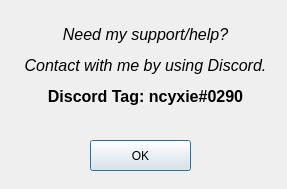
The window that discorddialog.ui (ncyxie/Notepad-DOT-Qt) describes before a commit, drawn with Qt 5.
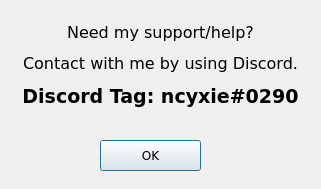
The same window after the commit.

Commit message: Modified About and Discord dialogs

What changed in the file:
```diff
--- a/discorddialog.ui
+++ b/discorddialog.ui
@@ -6,7 +6,7 @@
    <rect>
     <x>0</x>
     <y>0</y>
-    <width>287</width>
+    <width>321</width>
     <height>189</height>
    </rect>
   </property>
@@ -18,23 +18,33 @@
     <rect>
      <x>20</x>
      <y>0</y>
-     <width>251</width>
+     <width>281</width>
      <height>131</height>
     </rect>
    </property>
+   <property name="font">
+    <font>
+     <family>Verdana</family>
+    </font>
+   </property>
    <property name="text">
-    <string>&lt;html&gt;&lt;head/&gt;&lt;body&gt;&lt;p align=&quot;center&quot;&gt;&lt;span style=&quot; font-size:12pt; font-style:italic;&quot;&gt;Need my support/help?&lt;/span&gt;&lt;/p&gt;&lt;p align=&quot;center&quot;&gt;&lt;span style=&quot; font-size:12pt; font-style:italic;&quot;&gt;Contact with me by using Discord.&lt;/span&gt;&lt;/p&gt;&lt;p align=&quot;center&quot;&gt;&lt;span style=&quot; font-size:12pt; font-weight:600;&quot;&gt;Discord Tag: ncyxie#0290&lt;/span&gt;&lt;/p&gt;&lt;/body&gt;&lt;/html&gt;</string>
+    <string>&lt;html&gt;&lt;head/&gt;&lt;body&gt;&lt;p align=&quot;center&quot;&gt;&lt;span style=&quot; font-size:12pt;&quot;&gt;Need my support/help?&lt;/span&gt;&lt;/p&gt;&lt;p align=&quot;center&quot;&gt;&lt;span style=&quot; font-size:12pt;&quot;&gt;Contact with me by using Discord.&lt;/span&gt;&lt;/p&gt;&lt;p align=&quot;center&quot;&gt;&lt;span style=&quot; font-size:14pt; font-weight:600;&quot;&gt;Discord Tag: ncyxie#0290&lt;/span&gt;&lt;/p&gt;&lt;/body&gt;&lt;/html&gt;</string>
    </property>
   </widget>
   <widget class="QPushButton" name="closeButton">
    <property name="geometry">
     <rect>
-     <x>90</x>
+     <x>100</x>
      <y>140</y>
      <width>101</width>
      <height>31</height>
     </rect>
    </property>
+   <property name="font">
+    <font>
+     <family>Verdana</family>
+    </font>
+   </property>
    <property name="text">
     <string>OK</string>
    </property>
```
The commit also changes 1 other file.
